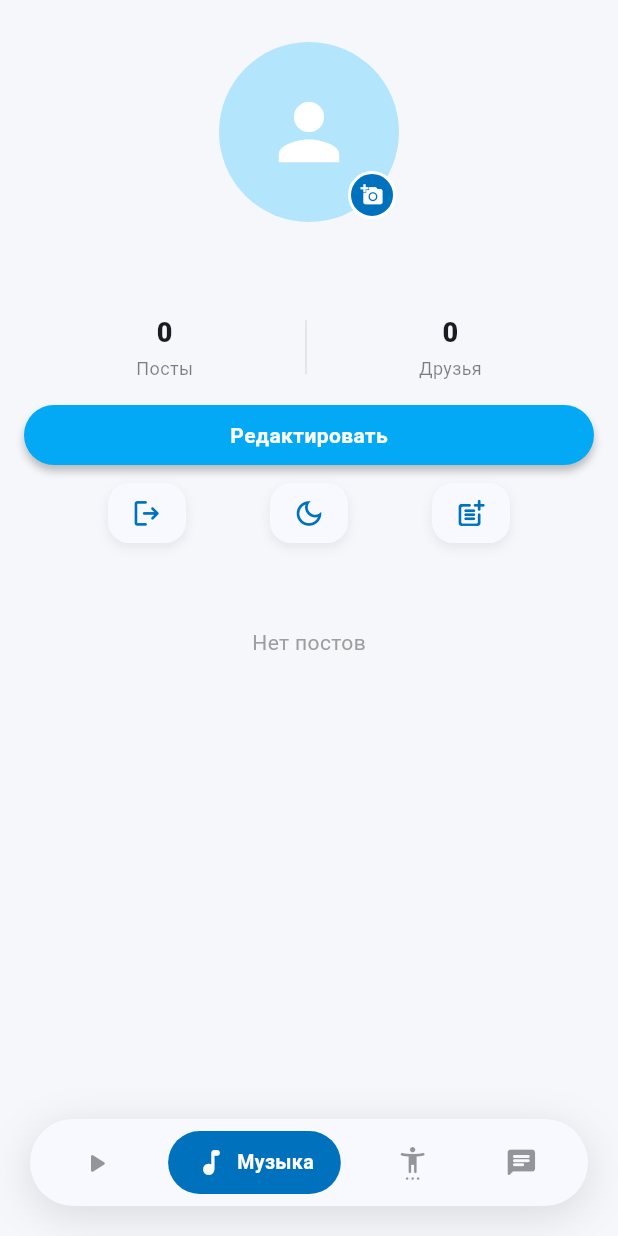
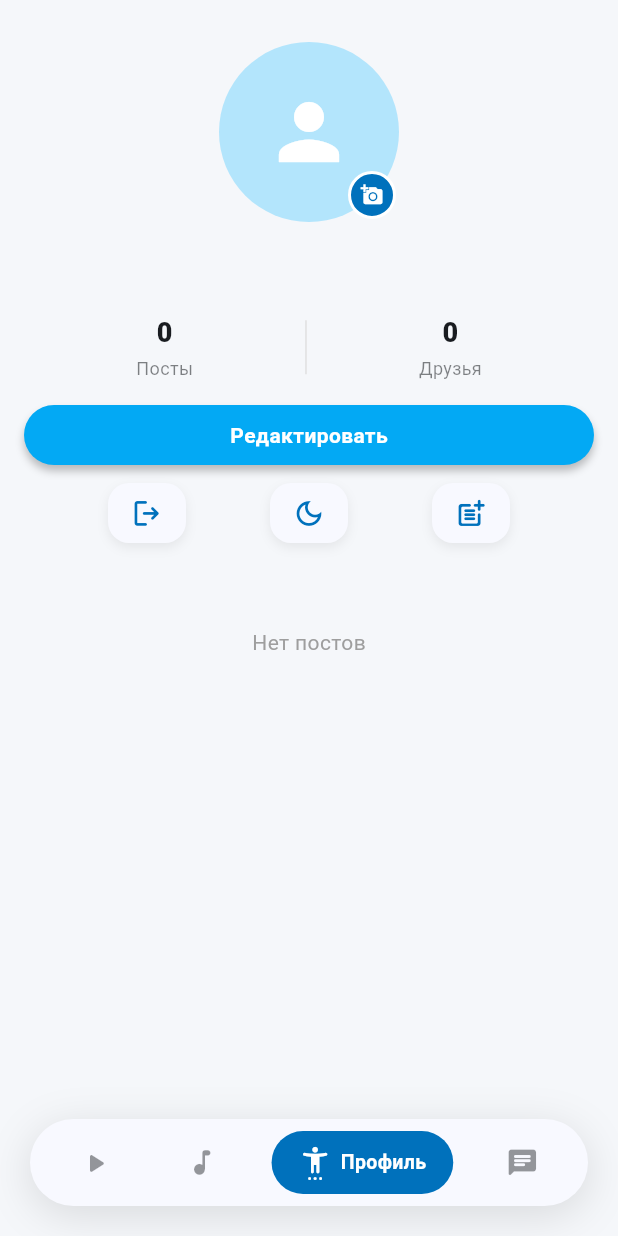
Before and after one commit to whaleopop/players_clique, a Flutter app: the screen it shows once a user with an empty profile is signed in, on a phone screen of 412 x 824 dp. Run offline on Flutter 3.47's test engine with Material 3 defaults, Android fonts, the light colour scheme and no system bars; our stand-ins replace cloud_firestore, file_picker, firebase_auth, firebase_core, firebase_storage, flutter_svg and 2 more; missing offline and left inert: dart:js_interop; accounts and stored records are empty.

Commit message:
Update home_page.dart

```diff
--- a/lib/src/pages/home_page.dart
+++ b/lib/src/pages/home_page.dart
@@ -83,9 +83,9 @@ class _MyHomePage extends State<MyHomePage> {
           mainAxisAlignment: MainAxisAlignment.spaceAround,
           children: [
             _navItem(context, 0, PlayerIcon.play_arrow_fill, 'Лента'),
-            _navItem(context, 1, Icons.music_note_rounded, 'Музыка'),
-            _navItem(context, 2, PlayerIcon.settings_accessibility_fill, 'Профиль'),
-            _navItem(context, 3, PlayerIcon.chat_fill, 'Чат'),
+            _navItem(context, 3, Icons.music_note_rounded, 'Музыка'),
+            _navItem(context, 1, PlayerIcon.settings_accessibility_fill, 'Профиль'),
+            _navItem(context, 2, PlayerIcon.chat_fill, 'Чат'),
 
           ],
         ),
```
